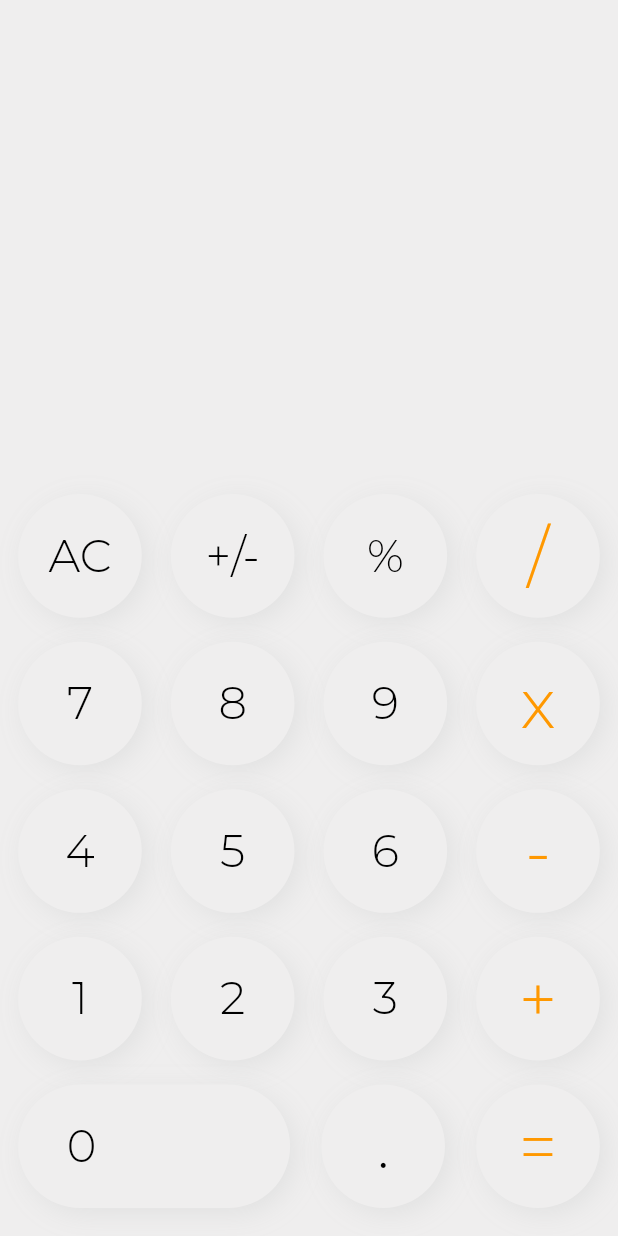
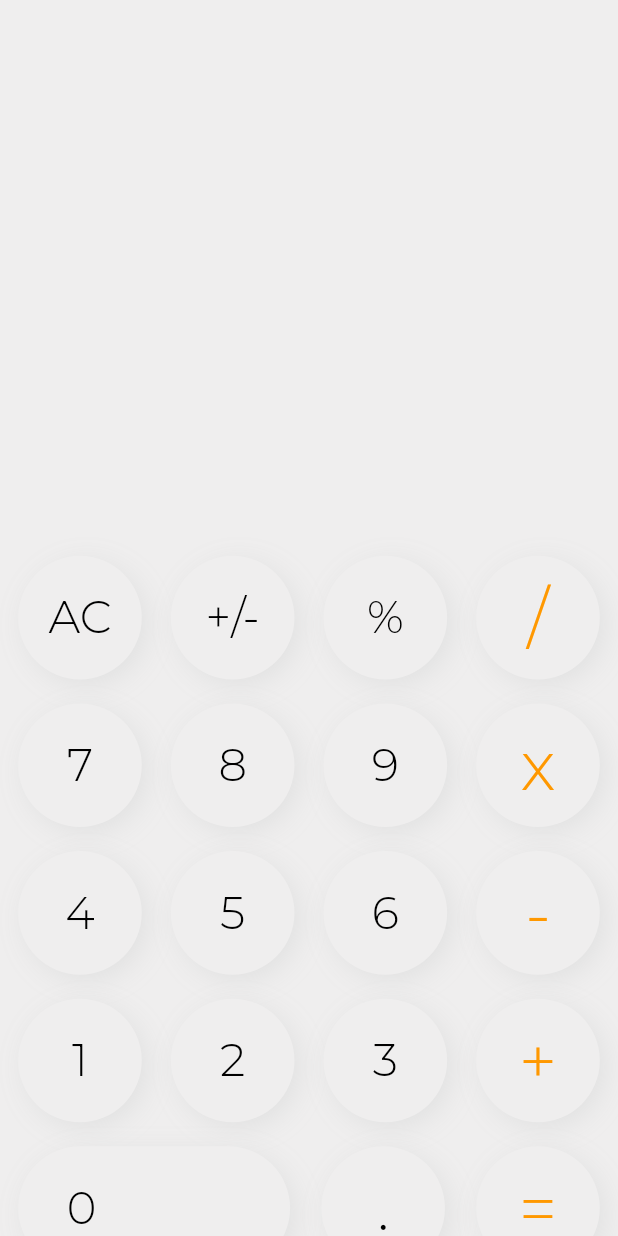
Before and after one commit to YosophAhmed/calculatorApp, a Flutter app: the screen it shows after launch, on a phone screen of 412 x 824 dp. Run offline on Flutter 3.47's test engine with Material 2 defaults, Android fonts, the phone set to English and light mode, and no system bars; our stand-ins replace flutter_bloc, google_fonts, math_expressions, sizer.

Commit message:
Final Commit

```diff
--- a/lib/pages/calculator_page_body.dart
+++ b/lib/pages/calculator_page_body.dart
@@ -27,8 +27,9 @@ class CalculatorPageBody extends StatelessWidget {
                 padding: EdgeInsets.symmetric(horizontal: 2.w,),
                 child: SizedBox(
                   width: double.infinity,
-                  height: 35.h,
+                  height: 40.h,
                   child: SingleChildScrollView(
+                    reverse: true,
                     child: Column(
                       mainAxisAlignment: MainAxisAlignment.start,
                       crossAxisAlignment: CrossAxisAlignment.start,
```
